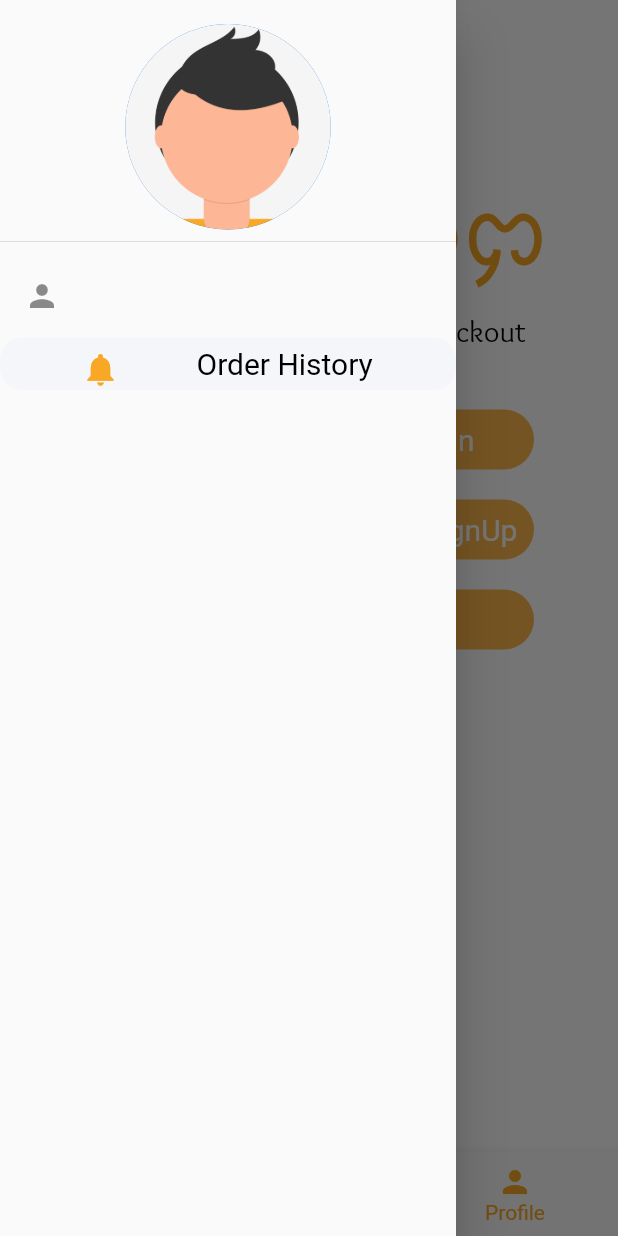
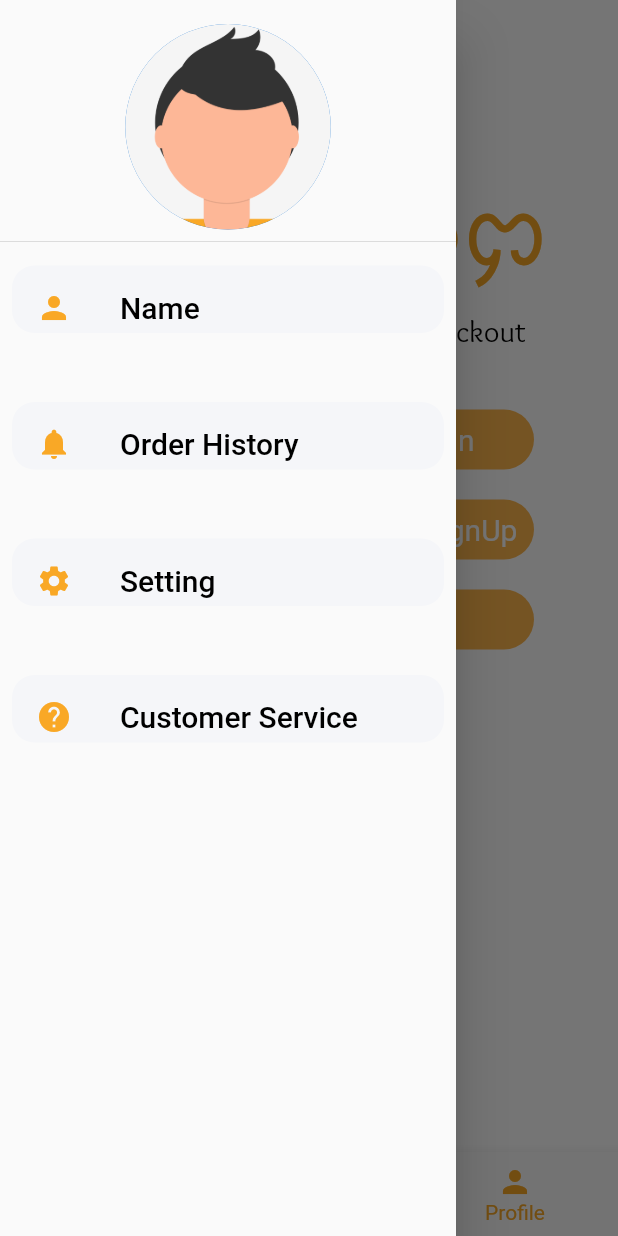
Before and after one commit to woynshetb/woynshets_taem, a Flutter app: the HomeScreen screen opened by its route, item 3 of the bottom bar chosen, with the side drawer open, on a phone screen of 412 x 824 dp. Run offline on Flutter 3.47's test engine with Material 2 defaults, Android fonts, the phone set to English and light mode, and no system bars; our stand-ins replace flutter_slidable, image_picker, smooth_star_rating; network calls fail; project files that could hold a hidden picture were left out.

Commit message:
fixed issue

```diff
--- a/lib/screens/home/home-screen.dart
+++ b/lib/screens/home/home-screen.dart
@@ -55,53 +55,130 @@ class _HomeScreenState extends State<HomeScreen> {
             backgroundImage: AssetImage("assets/images/profilee.png"),
           ),
         ),
-        ListTile(
-          leading: Icon(Icons.person),
-          title: Provider.of<Auth>(context).user.isEmpty
-              ? null
-              : Text(Provider.of<Auth>(context).user[0].name),
-        ),
-        Container(
-          padding: EdgeInsets.only(left: 43),
-          height: 35,
+        TextButton(
+          onPressed: () {},
+          child: Container(
+            height: 45,
             decoration: BoxDecoration(
                 color: Color(0xfff5f6f9),
                 borderRadius: BorderRadius.circular(15)),
-          child: Row(
-            mainAxisAlignment: MainAxisAlignment.end,
-            children: [
-              IconButton(
+            child: Container(
+              child: ListTile(
+                leading: Icon(
+                  Icons.person,
+                  color: kPrimaryColor,
+                ),
+                title: Provider.of<Auth>(context).user.isEmpty
+                    ? Text(
+                        "Name",
+                        style: TextStyle(
+                          color: Colors.black,
+                          fontSize: 20,
+                        ),
+                      )
+                    : Text(
+                        Provider.of<Auth>(context).user[0].name,
+                        style: TextStyle(
+                          color: Colors.black,
+                          fontSize: 20,
+                        ),
+                      ),
+              ),
+            ),
+          ),
+        ),
+        SizedBox(
+          height: 30,
+        ),
+        TextButton(
           onPressed: () {
             Navigator.push(context, MaterialPageRoute(builder: (context) {
               return OrderHistory();
             }));
           },
-                icon: Icon(
+          child: Container(
+            height: 45,
+            decoration: BoxDecoration(
+                color: Color(0xfff5f6f9),
+                borderRadius: BorderRadius.circular(15)),
+            child: Container(
+              child: ListTile(
+                leading: Icon(
                   Icons.notifications,
-                  size: 26,
                   color: kPrimaryColor,
+                ),
+                title: Text(
+                  "Order History",
+                  style: TextStyle(
+                    color: Colors.black,
+                    fontSize: 20,
+                  ),
+                ),
+              ),
+            ),
           ),
         ),
         SizedBox(
-                width: 40,
+          height: 30,
         ),
-              Expanded(
-                child: Text(
-                  "Order History",
-                  style: TextStyle(color: Colors.black, fontSize: 20),
+        TextButton(
+          onPressed: () {
+            Navigator.push(context, MaterialPageRoute(builder: (context) {
+              return OrderHistory();
+            }));
+          },
+          child: Container(
+            height: 45,
+            decoration: BoxDecoration(
+                color: Color(0xfff5f6f9),
+                borderRadius: BorderRadius.circular(15)),
+            child: Container(
+              child: ListTile(
+                leading: Icon(
+                  Icons.settings,
+                  color: kPrimaryColor,
+                ),
+                title: Text(
+                  "Setting",
+                  style: TextStyle(
+                    color: Colors.black,
+                    fontSize: 20,
                   ),
                 ),
-              // IconButton(
-              //     icon: Icon(
-              //       icon,
-              //       color: Color(0xfff5f6f9),
-              //     ),
-              //     onPressed: () {})
-            ],
+              ),
+            ),
           ),
         ),
         SizedBox(
-          height: 20,
+          height: 30,
+        ),
+        TextButton(
+          onPressed: () {
+            Navigator.push(context, MaterialPageRoute(builder: (context) {
+              return OrderHistory();
+            }));
+          },
+          child: Container(
+            height: 45,
+            decoration: BoxDecoration(
+                color: Color(0xfff5f6f9),
+                borderRadius: BorderRadius.circular(15)),
+            child: Container(
+              child: ListTile(
+                leading: Icon(
+                  Icons.help,
+                  color: kPrimaryColor,
+                ),
+                title: Text(
+                  "Customer Service",
+                  style: TextStyle(
+                    color: Colors.black,
+                    fontSize: 20,
+                  ),
+                ),
+              ),
+            ),
+          ),
         ),
       ])),
       bottomNavigationBar: BottomNavigationBar(
```
Lines whose indentation alone changed are shown as unchanged.
